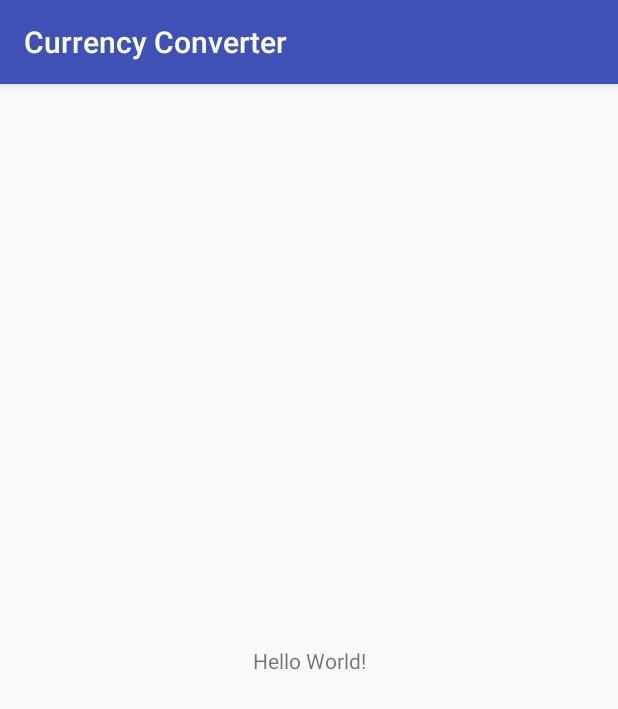
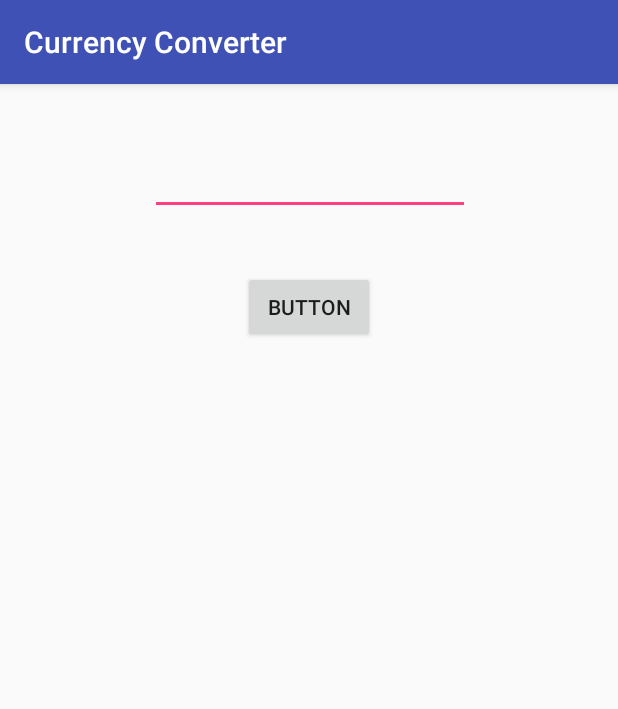
Before and after one commit to daac93/Android-N-Course, an Android app: the screen it shows after launch (MainActivity), on a phone screen of 412 x 824 dp. Shown: the top 709 px of the screen. Run offline under Robolectric (Android 15) with nearby library versions, the phone set to English and light mode, and no system bars.

Commit message:
Add currency converting functionality (USD to CRC)

```diff
--- a/Currency Converter/app/src/main/java/com/daac/currencyconverter/MainActivity.java
+++ b/Currency Converter/app/src/main/java/com/daac/currencyconverter/MainActivity.java
@@ -1,7 +1,10 @@
 package com.daac.currencyconverter;
 
+import android.os.Bundle;
 import android.support.v7.app.AppCompatActivity;
-import android.os.Bundle;
+import android.view.View;
+import android.widget.EditText;
+import android.widget.Toast;
 
 public class MainActivity extends AppCompatActivity {
 
@@ -10,4 +13,14 @@ public class MainActivity extends AppCompatActivity {
         super.onCreate(savedInstanceState);
         setContentView(R.layout.activity_main);
     }
+
+    public void convertCurrency(View view)  {
+        EditText amount = findViewById(R.id.currencyAmount);
+
+        Double amountAsDouble = Double.parseDouble(amount.getText().toString());
+
+        amountAsDouble = amountAsDouble * 570;
+
+        Toast.makeText(this, amountAsDouble.toString(), Toast.LENGTH_LONG).show();
+    }
 }
--- a/Currency Converter/app/src/main/res/layout/activity_main.xml
+++ b/Currency Converter/app/src/main/res/layout/activity_main.xml
@@ -6,13 +6,37 @@
     android:layout_height="match_parent"
     tools:context="com.daac.currencyconverter.MainActivity">
 
-    <TextView
+    <EditText
+        android:id="@+id/currencyAmount"
         android:layout_width="wrap_content"
         android:layout_height="wrap_content"
-        android:text="Hello World!"
+        android:layout_marginBottom="8dp"
+        android:layout_marginEnd="8dp"
+        android:layout_marginStart="8dp"
+        android:layout_marginTop="8dp"
+        android:ems="10"
+        android:inputType="number"
         app:layout_constraintBottom_toBottomOf="parent"
-        app:layout_constraintLeft_toLeftOf="parent"
-        app:layout_constraintRight_toRightOf="parent"
-        app:layout_constraintTop_toTopOf="parent" />
+        app:layout_constraintEnd_toEndOf="parent"
+        app:layout_constraintHorizontal_bias="0.503"
+        app:layout_constraintStart_toStartOf="parent"
+        app:layout_constraintTop_toTopOf="parent"
+        app:layout_constraintVertical_bias="0.048" />
+
+    <Button
+        android:id="@+id/button"
+        android:layout_width="wrap_content"
+        android:layout_height="wrap_content"
+        android:layout_marginBottom="8dp"
+        android:layout_marginEnd="8dp"
+        android:layout_marginStart="8dp"
+        android:layout_marginTop="8dp"
+        android:onClick="convertCurrency"
+        android:text="Button"
+        app:layout_constraintBottom_toBottomOf="parent"
+        app:layout_constraintEnd_toEndOf="parent"
+        app:layout_constraintStart_toStartOf="parent"
+        app:layout_constraintTop_toBottomOf="@+id/currencyAmount"
+        app:layout_constraintVertical_bias="0.048" />
 
 </android.support.constraint.ConstraintLayout>
```
